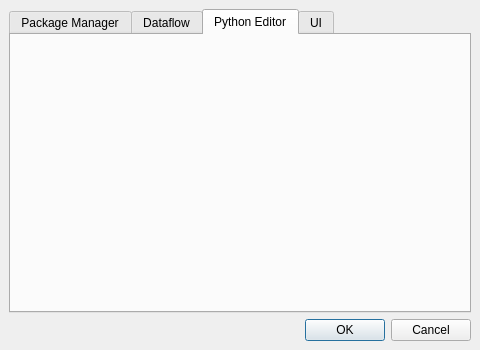
Old version of the form src/visualea/resources/preferences.ui in the repository openalea/visualea.
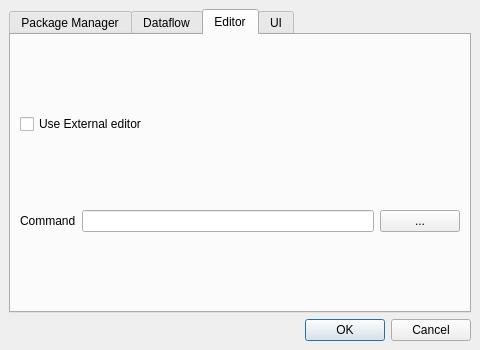
New version of the form. The open tabs and pages were chosen to show the change.

Commit message:
Allow to edit code from an external editor Fix bug with node search path (shoult improve performance !!)
Add Editor preference in preference

```diff
--- a/src/visualea/resources/preferences.ui
+++ b/src/visualea/resources/preferences.ui
@@ -122,8 +122,38 @@
      </widget>
      <widget class="QWidget" name="tab_2" >
       <attribute name="title" >
-       <string>Python Editor</string>
+       <string>Editor</string>
       </attribute>
+      <layout class="QVBoxLayout" >
+       <item>
+        <widget class="QCheckBox" name="externalBool" >
+         <property name="text" >
+          <string>Use External editor</string>
+         </property>
+        </widget>
+       </item>
+       <item>
+        <layout class="QHBoxLayout" >
+         <item>
+          <widget class="QLabel" name="label_4" >
+           <property name="text" >
+            <string>Command</string>
+           </property>
+          </widget>
+         </item>
+         <item>
+          <widget class="QLineEdit" name="commandStr" />
+         </item>
+         <item>
+          <widget class="QPushButton" name="commandPath" >
+           <property name="text" >
+            <string>...</string>
+           </property>
+          </widget>
+         </item>
+        </layout>
+       </item>
+      </layout>
      </widget>
      <widget class="QWidget" name="tab_3" >
       <attribute name="title" >
```
The commit also changes 4 other files.
